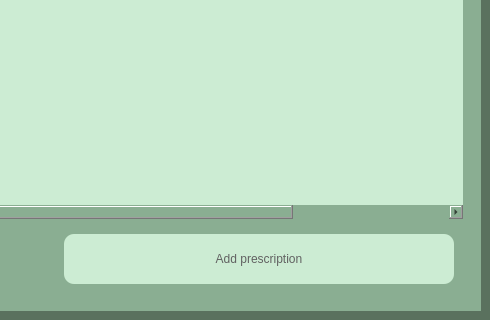
srishtiigautam/restorehealth, file staff_logged_in.ui: the form before one commit; both pictures show x 525 to 1015 and y 444 to 764 of the 1015 by 764 pixel window.
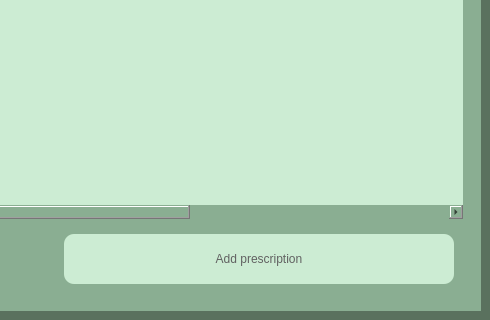
The form after the commit. Icons and pictures are not drawn.

Diff of the .ui file:
```diff
--- a/staff_logged_in.ui
+++ b/staff_logged_in.ui
@@ -410,7 +410,7 @@
               <number>0</number>
              </property>
              <property name="columnCount">
-              <number>10</number>
+              <number>12</number>
              </property>
              <column>
               <property name="text">
@@ -464,7 +464,21 @@
                <string>Previous Medication</string>
               </property>
              </column>
-             <column/>
+             <column>
+              <property name="text">
+               <string>New Column</string>
+              </property>
+             </column>
+             <column>
+              <property name="text">
+               <string>Similar illness in past</string>
+              </property>
+             </column>
+             <column>
+              <property name="text">
+               <string>History_of_similar_illness_in_family</string>
+              </property>
+             </column>
             </widget>
            </item>
            <item>
```
Left out of the diff: 2 changed lines with no effect on the pictures.
